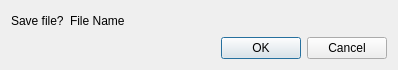
N1vn0vem8er/pineconesnake, file pcsadvancedtexteditor/savewarningdialog.ui: the form before one commit.
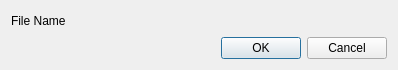
The form after the commit.

What changed in the file:
```diff
--- a/pcsadvancedtexteditor/savewarningdialog.ui
+++ b/pcsadvancedtexteditor/savewarningdialog.ui
@@ -18,14 +18,7 @@
   </property>
   <layout class="QVBoxLayout" name="verticalLayout">
    <item>
-    <layout class="QHBoxLayout" name="horizontalLayout" stretch="0,1">
-     <item>
-      <widget class="QLabel" name="label_2">
-       <property name="text">
-        <string>Save file?</string>
-       </property>
-      </widget>
-     </item>
+    <layout class="QHBoxLayout" name="horizontalLayout" stretch="1">
      <item>
       <widget class="QLabel" name="fileNameLabel">
        <property name="text">
```
Left out of the diff: 4 changed lines with no effect on the pictures.
